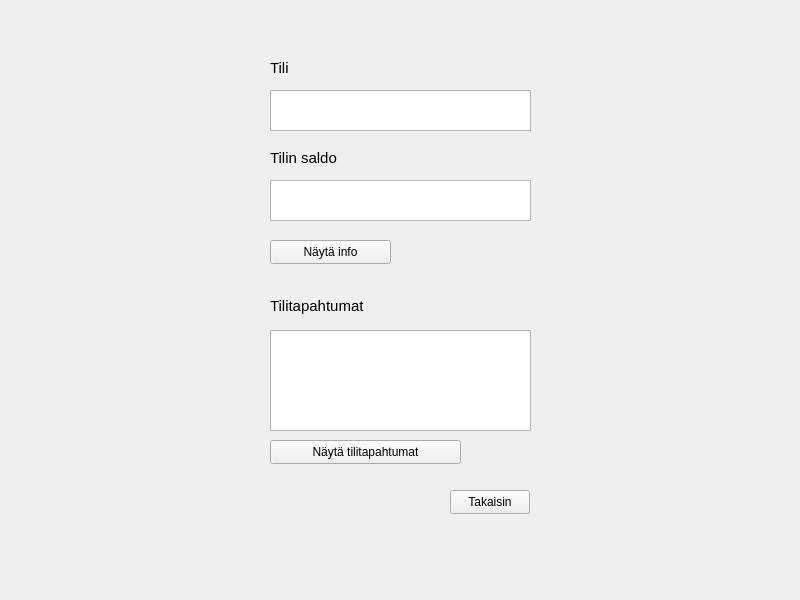
Old version of the form frontend/balancewindow.ui in the repository 22kmo-project/group_10.
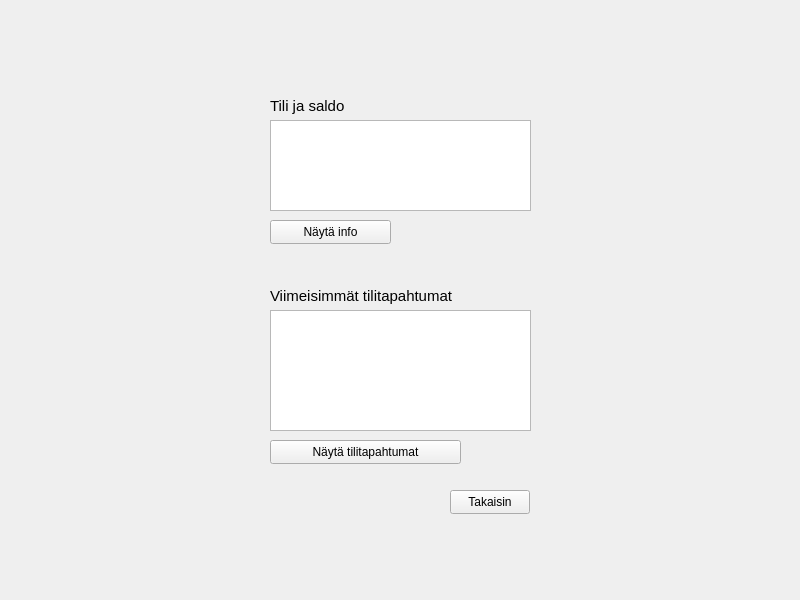
New version of the form.

Commit message: Balance window ui updated

The edit to the form file:
```diff
--- a/frontend/balancewindow.ui
+++ b/frontend/balancewindow.ui
@@ -17,9 +17,9 @@
    <property name="geometry">
     <rect>
      <x>270</x>
-     <y>150</y>
+     <y>90</y>
      <width>131</width>
-     <height>16</height>
+     <height>31</height>
     </rect>
    </property>
    <property name="font">
@@ -28,7 +28,7 @@
     </font>
    </property>
    <property name="text">
-    <string>Tilin saldo</string>
+    <string>Tili ja saldo</string>
    </property>
   </widget>
   <widget class="QPushButton" name="returnToMenu">
@@ -48,7 +48,7 @@
    <property name="geometry">
     <rect>
      <x>270</x>
-     <y>240</y>
+     <y>220</y>
      <width>121</width>
      <height>24</height>
     </rect>
@@ -61,9 +61,9 @@
    <property name="geometry">
     <rect>
      <x>270</x>
-     <y>180</y>
+     <y>120</y>
      <width>261</width>
-     <height>41</height>
+     <height>91</height>
     </rect>
    </property>
    <property name="readOnly">
@@ -74,9 +74,9 @@
    <property name="geometry">
     <rect>
      <x>270</x>
-     <y>330</y>
+     <y>310</y>
      <width>261</width>
-     <height>101</height>
+     <height>121</height>
     </rect>
    </property>
    <property name="readOnly">
@@ -100,40 +100,9 @@
    <property name="geometry">
     <rect>
      <x>270</x>
-     <y>290</y>
-     <width>131</width>
-     <height>31</height>
-    </rect>
-   </property>
-   <property name="font">
-    <font>
-     <pointsize>11</pointsize>
-    </font>
-   </property>
-   <property name="text">
-    <string>Tilitapahtumat</string>
-   </property>
-  </widget>
-  <widget class="QTextEdit" name="accountInfo">
-   <property name="geometry">
-    <rect>
-     <x>270</x>
-     <y>90</y>
+     <y>270</y>
      <width>261</width>
-     <height>41</height>
-    </rect>
-   </property>
-   <property name="readOnly">
-    <bool>true</bool>
-   </property>
-  </widget>
-  <widget class="QLabel" name="saldoLabel_3">
-   <property name="geometry">
-    <rect>
-     <x>270</x>
-     <y>60</y>
-     <width>131</width>
-     <height>16</height>
+     <height>51</height>
     </rect>
    </property>
    <property name="font">
@@ -142,7 +111,7 @@
     </font>
    </property>
    <property name="text">
-    <string>Tili</string>
+    <string>Viimeisimmät tilitapahtumat</string>
    </property>
   </widget>
  </widget>
```
The commit also changes 2 other files.
